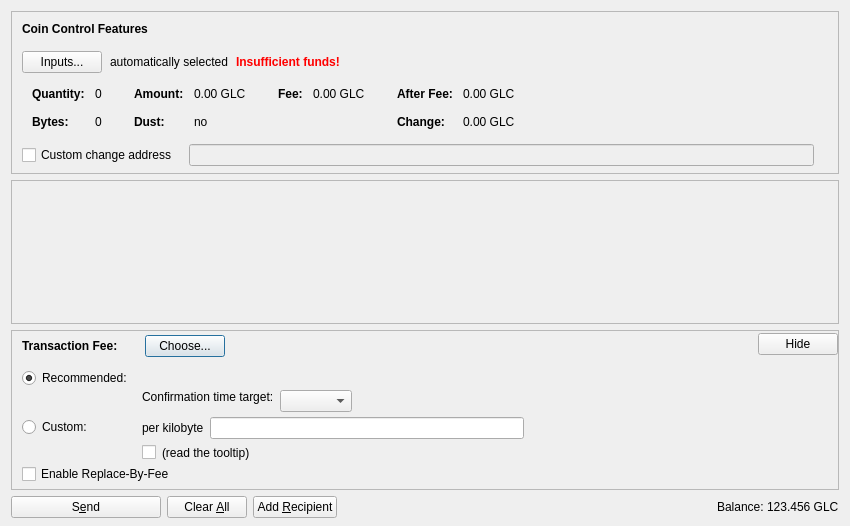
Before: the Qt Designer form src/qt/forms/sendcoinsdialog.ui in GLC-Project/goldcoin-rbh, drawn with Qt 5.
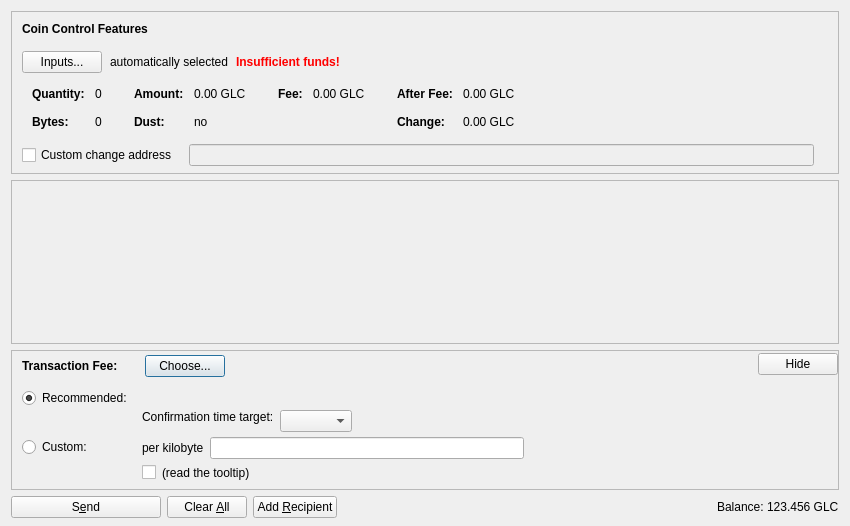
After: the same form once the commit is applied. Icons and pictures are not drawn. Custom widgets are drawn as their Qt base class.

Patch:
```diff
--- a/src/qt/forms/sendcoinsdialog.ui
+++ b/src/qt/forms/sendcoinsdialog.ui
@@ -1107,16 +1107,6 @@
              </item>
             </layout>
            </item>
-           <item>
-            <widget class="QCheckBox" name="optInRBF">
-             <property name="text">
-              <string>Enable Replace-By-Fee</string>
-             </property>
-             <property name="toolTip">
-              <string>With Replace-By-Fee (BIP-125) you can increase a transaction's fee after it is sent. Without this, a higher fee may be recommended to compensate for increased transaction delay risk.</string>
-             </property>
-            </widget>
-           </item>
           </layout>
          </widget>
         </item>
```
